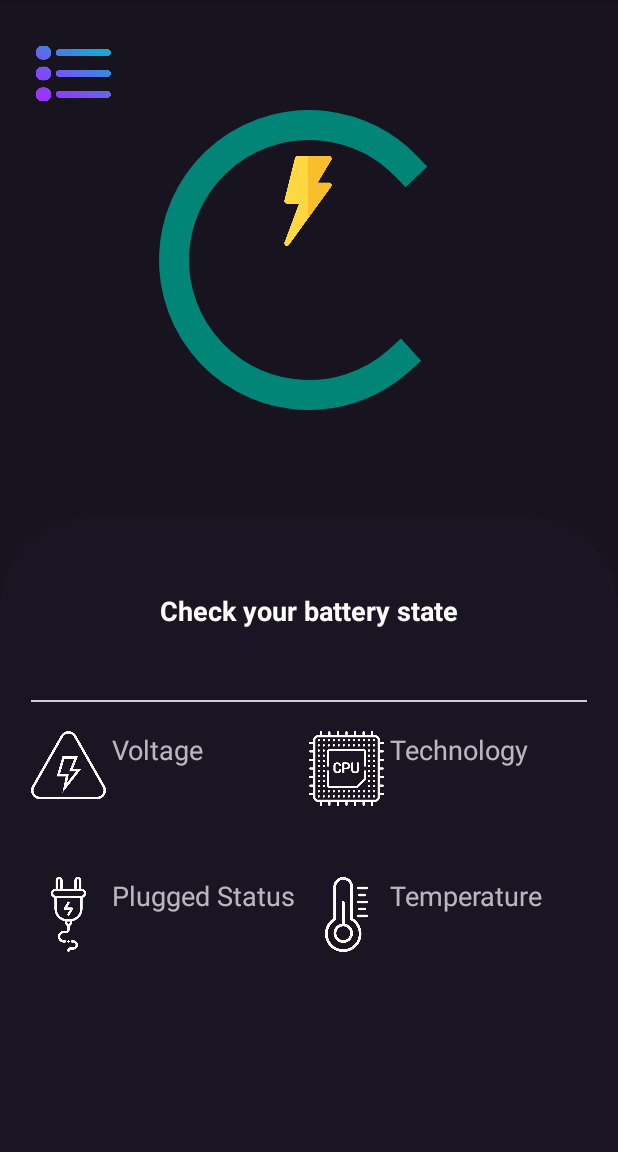
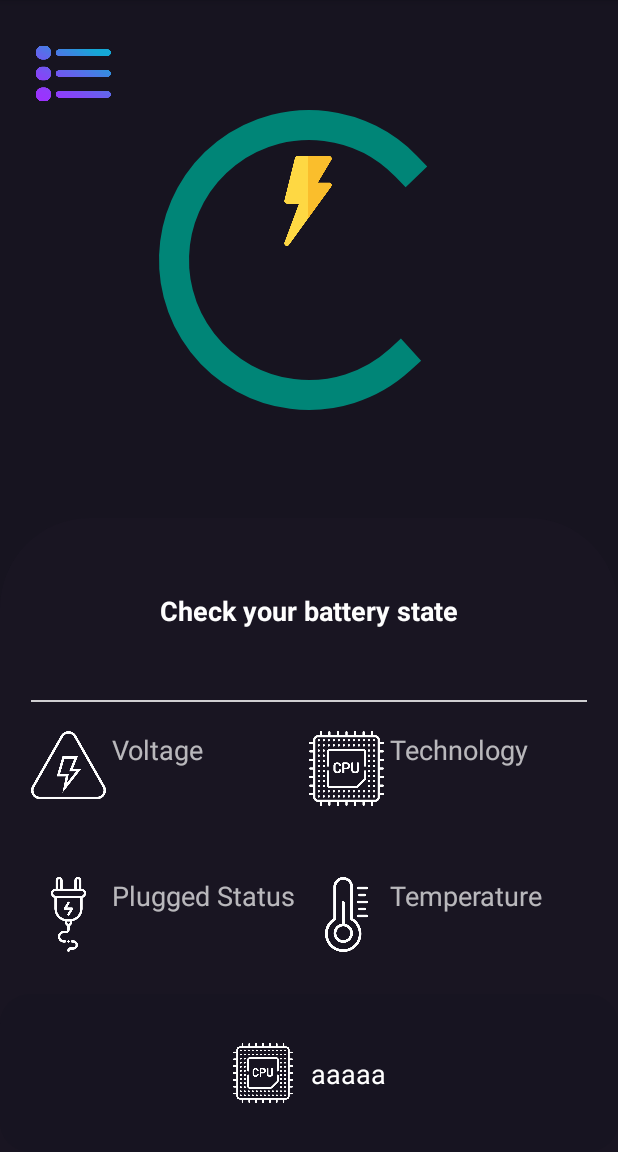
Before and after one commit to Aliiiw/Battery-Manager, an Android app: the MainActivity screen opened directly, with no data from a screen before it, on a phone screen of 412 x 824 dp, the part 84-1236 px from its top. Run offline under Robolectric (Android 15) with nearby library versions, the phone set to English and light mode, and no system bars; plain views replace CircularProgressBar.

Commit message:
get the battery health and show

```diff
--- /dev/null
+++ b/app/src/main/res/drawable/health_battery_back_ground.xml
@@ -0,0 +1,5 @@
+<?xml version="1.0" encoding="utf-8"?>
+<shape xmlns:android="http://schemas.android.com/apk/res/android">
+    <solid android:color="@color/purple_500_light" />
+    <corners android:radius="20sp"/>
+</shape>
--- a/app/src/main/res/layout/activity_main.xml
+++ b/app/src/main/res/layout/activity_main.xml
@@ -6,7 +6,6 @@
     android:layout_width="match_parent"
     android:layout_height="match_parent"
     android:orientation="vertical">
-
 
     <androidx.constraintlayout.widget.ConstraintLayout
         android:layout_width="match_parent"
@@ -108,6 +107,7 @@
             app:layout_constraintGuide_percent="0.45" />
 
         <androidx.constraintlayout.widget.ConstraintLayout
+            android:id="@+id/constraintLayout"
             android:layout_width="0dp"
             android:layout_height="0dp"
             android:background="@drawable/info_back_ground"
@@ -304,6 +304,44 @@
                 app:layout_constraintEnd_toStartOf="@+id/guideline4"
                 app:layout_constraintStart_toStartOf="@+id/guideline5" />
 
+            <androidx.constraintlayout.widget.ConstraintLayout
+                android:layout_width="0dp"
+                android:layout_height="0dp"
+                android:background="@drawable/health_battery_back_ground"
+                app:layout_constraintBottom_toBottomOf="parent"
+                app:layout_constraintEnd_toEndOf="parent"
+                app:layout_constraintStart_toStartOf="parent"
+                app:layout_constraintTop_toTopOf="@+id/guideline8">
+
+                <ImageView
+                    android:id="@+id/image_health"
+                    android:layout_width="40dp"
+                    android:layout_height="40dp"
+                    android:src="@drawable/cpu"
+                    app:layout_constraintBottom_toBottomOf="parent"
+                    app:layout_constraintEnd_toStartOf="@+id/text_health"
+                    app:layout_constraintHorizontal_bias="0.5"
+                    app:layout_constraintHorizontal_chainStyle="packed"
+                    app:layout_constraintStart_toStartOf="parent"
+                    app:layout_constraintTop_toTopOf="parent" />
+
+                <TextView
+                    android:id="@+id/text_health"
+                    android:layout_width="wrap_content"
+                    android:layout_height="wrap_content"
+                    android:layout_marginStart="@dimen/margin_large"
+                    android:text="aaaaa"
+                    android:textColor="@color/white"
+                    android:textSize="@dimen/normal_text"
+                    app:layout_constraintBottom_toBottomOf="parent"
+                    app:layout_constraintEnd_toEndOf="parent"
+                    app:layout_constraintHorizontal_bias="0.5"
+                    app:layout_constraintStart_toEndOf="@+id/image_health"
+                    app:layout_constraintTop_toTopOf="parent" />
+
+
+            </androidx.constraintlayout.widget.ConstraintLayout>
+
         </androidx.constraintlayout.widget.ConstraintLayout>
 
 
--- a/app/src/main/res/values/colors.xml
+++ b/app/src/main/res/values/colors.xml
@@ -2,6 +2,7 @@
 <resources>
     <color name="purple_200">#FFBB86FC</color>
     <color name="purple_500">#171420</color>
+    <color name="purple_500_light">#80171420</color>
     <color name="purple_700">#221e30</color>
     <color name="teal_200">#FF03DAC5</color>
     <color name="teal_700">#FF018786</color>
```
Also changed, not shown: app/src/main/java/com/alirahimi/batterymanager/activity/MainActivity.kt (+42 -0 lines), app/src/main/res/drawable/cold_health.png (added), app/src/main/res/drawable/dead_health.png (added), app/src/main/res/drawable/good_helath.png (added), app/src/main/res/drawable/overheat_health.png (added), app/src/main/res/drawable/voltage_health.png (added).
